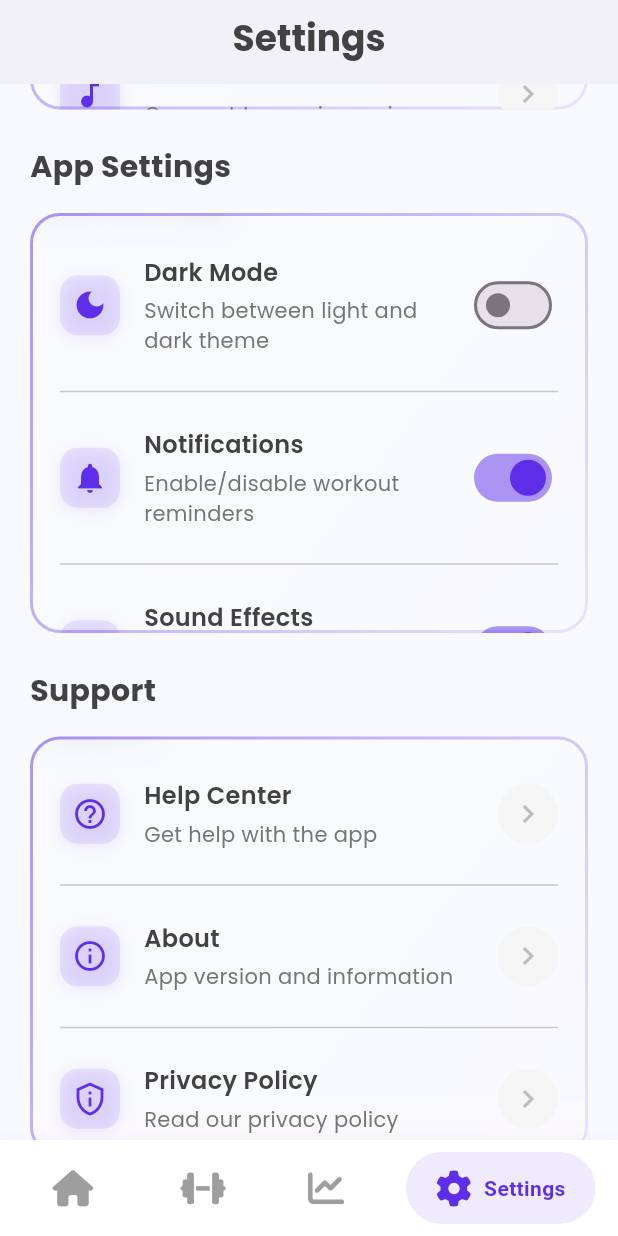
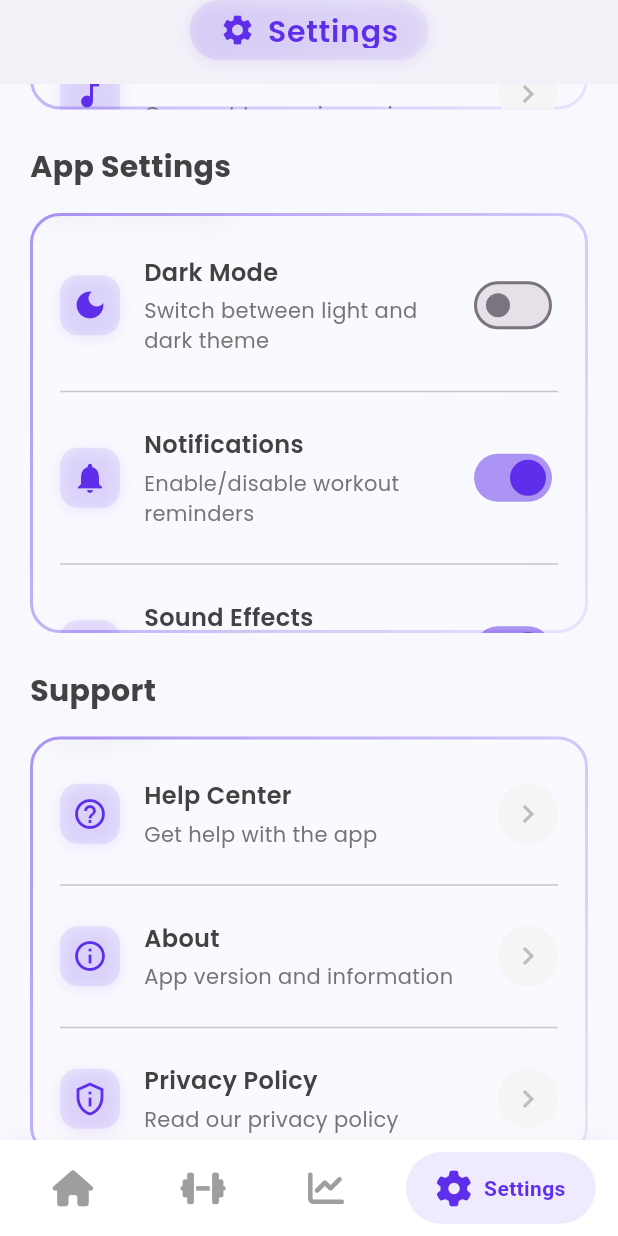
Before and after one commit to rishithamenush/fitnova, a Flutter app: the screen it shows after launch, item 4 of the bottom bar chosen, scrolled down 576 dp, on a phone screen of 412 x 824 dp. Run offline on Flutter 3.47's test engine with Material 3 defaults, Android fonts, the light colour scheme and no system bars; drawn by our look-alikes of glassmorphism, google_nav_bar; our stand-ins replace fl_chart, flutter_animate, flutter_staggered_animations, flutter_svg, font_awesome_flutter, google_fonts and 4 more; accounts and stored records are empty.

Commit message:
add the premium button gold color

```diff
--- a/lib/config/app_config.dart
+++ b/lib/config/app_config.dart
@@ -28,4 +28,9 @@ class AppConfig {
   // Font families
   static const String primaryFont = 'Poppins';
   static const String secondaryFont = 'Montserrat';
+
+  // Colors
+  static const goldColor = 0xFFFFD700;
+  static const goldAccentColor = 0xFFFFC107;
+  static const goldShadowColor = 0xFFFFD700;
 }
--- a/lib/presentation/screens/settings_screen.dart
+++ b/lib/presentation/screens/settings_screen.dart
@@ -63,12 +63,46 @@ class SettingsScreen extends StatelessWidget {
       backgroundColor: Colors.white,
       elevation: 0,
       flexibleSpace: FlexibleSpaceBar(
-        title: Text(
-          'Settings',
-          style: GoogleFonts.poppins(
-            fontSize: 24,
-            fontWeight: FontWeight.bold,
-            color: Colors.grey[800],
+        titlePadding: const EdgeInsets.only(bottom: 16),
+        title: Container(
+          padding: const EdgeInsets.symmetric(horizontal: 20, vertical: 8),
+          decoration: BoxDecoration(
+            gradient: LinearGradient(
+              begin: Alignment.centerLeft,
+              end: Alignment.centerRight,
+              colors: [
+                Color(AppConfig.primaryColor).withOpacity(0.1),
+                Color(AppConfig.primaryColor).withOpacity(0.05),
+              ],
+            ),
+            borderRadius: BorderRadius.circular(30),
+            boxShadow: [
+              BoxShadow(
+                color: Color(AppConfig.primaryColor).withOpacity(0.1),
+                blurRadius: 8,
+                offset: const Offset(0, 2),
+              ),
+            ],
+          ),
+          child: Row(
+            mainAxisSize: MainAxisSize.min,
+            children: [
+              Icon(
+                Icons.settings,
+                color: Color(AppConfig.primaryColor),
+                size: 24,
+              ),
+              const SizedBox(width: 8),
+              Text(
+                'Settings',
+                style: GoogleFonts.poppins(
+                  fontSize: 20,
+                  fontWeight: FontWeight.w600,
+                  color: Color(AppConfig.primaryColor),
+                  letterSpacing: 0.5,
+                ),
+              ),
+            ],
           ),
         ),
         centerTitle: true,
@@ -90,6 +124,38 @@ class SettingsScreen extends StatelessWidget {
               decoration: BoxDecoration(
                 color: Colors.white.withOpacity(0.1),
                 backgroundBlendMode: BlendMode.overlay,
+              ),
+            ),
+            Positioned(
+              top: 0,
+              right: 0,
+              child: Container(
+                width: 150,
+                height: 150,
+                decoration: BoxDecoration(
+                  gradient: RadialGradient(
+                    colors: [
+                      Color(AppConfig.primaryColor).withOpacity(0.1),
+                      Colors.transparent,
+                    ],
+                  ),
+                ),
+              ),
+            ),
+            Positioned(
+              bottom: 0,
+              left: 0,
+              child: Container(
+                width: 100,
+                height: 100,
+                decoration: BoxDecoration(
+                  gradient: RadialGradient(
+                    colors: [
+                      Color(AppConfig.primaryColor).withOpacity(0.1),
+                      Colors.transparent,
+                    ],
+                  ),
+                ),
               ),
             ),
           ],
@@ -157,19 +223,21 @@ class SettingsScreen extends StatelessWidget {
                 ),
               ),
             ),
-            const SizedBox(width: 20),
+            const SizedBox(width: 16),
             Expanded(
               child: Column(
+                mainAxisSize: MainAxisSize.min,
                 crossAxisAlignment: CrossAxisAlignment.start,
-                mainAxisAlignment: MainAxisAlignment.center,
                 children: [
                   Text(
                     'Rishitha Menusha',
                     style: GoogleFonts.poppins(
-                      fontSize: 20,
+                      fontSize: 15,
                       fontWeight: FontWeight.bold,
                       color: Colors.grey[800],
                     ),
+                    overflow: TextOverflow.ellipsis,
+                    maxLines: 1,
                   ),
                   const SizedBox(height: 4),
                   _buildPremiumBadge(),
@@ -705,27 +773,42 @@ class SettingsScreen extends StatelessWidget {
     return Container(
       padding: const EdgeInsets.symmetric(horizontal: 12, vertical: 4),
       decoration: BoxDecoration(
-        color: Color(AppConfig.primaryColor).withOpacity(0.1),
+        gradient: LinearGradient(
+          begin: Alignment.topLeft,
+          end: Alignment.bottomRight,
+          colors: [
+            Color(AppConfig.goldColor),
+            Color(AppConfig.goldAccentColor),
+          ],
+        ),
         borderRadius: BorderRadius.circular(20),
+        boxShadow: [
+          BoxShadow(
+            color: Color(AppConfig.goldShadowColor).withOpacity(0.3),
+            blurRadius: 8,
+            offset: const Offset(0, 2),
+          ),
+        ],
       ),
       child: Row(
         mainAxisSize: MainAxisSize.min,
         children: [
           Icon(
             Icons.star,
-            size: 16,
-            color: Color(AppConfig.primaryColor),
+            size: 14,
+            color: Colors.grey[800],
           ),
           const SizedBox(width: 4),
           Flexible(
             child: Text(
-              'Premium Member',
+              'Premium',
               style: GoogleFonts.poppins(
-                fontSize: 14,
-                color: Color(AppConfig.primaryColor),
-                fontWeight: FontWeight.w500,
+                fontSize: 12,
+                color: Colors.grey[800],
+                fontWeight: FontWeight.w600,
               ),
               overflow: TextOverflow.ellipsis,
+              maxLines: 1,
             ),
           ),
         ],
```
